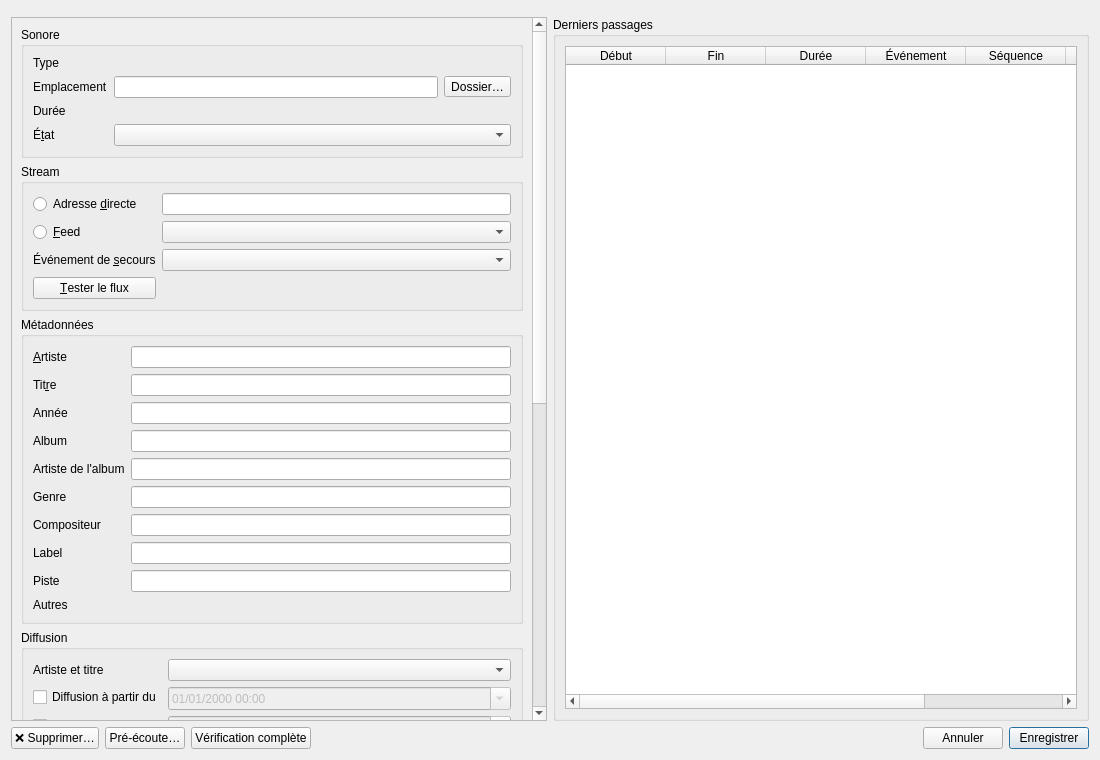
This is src/machincast/interface/ui/sound_card.ui in dascritch/machincast as Qt 5 draws it before an edit. The edited form follows.
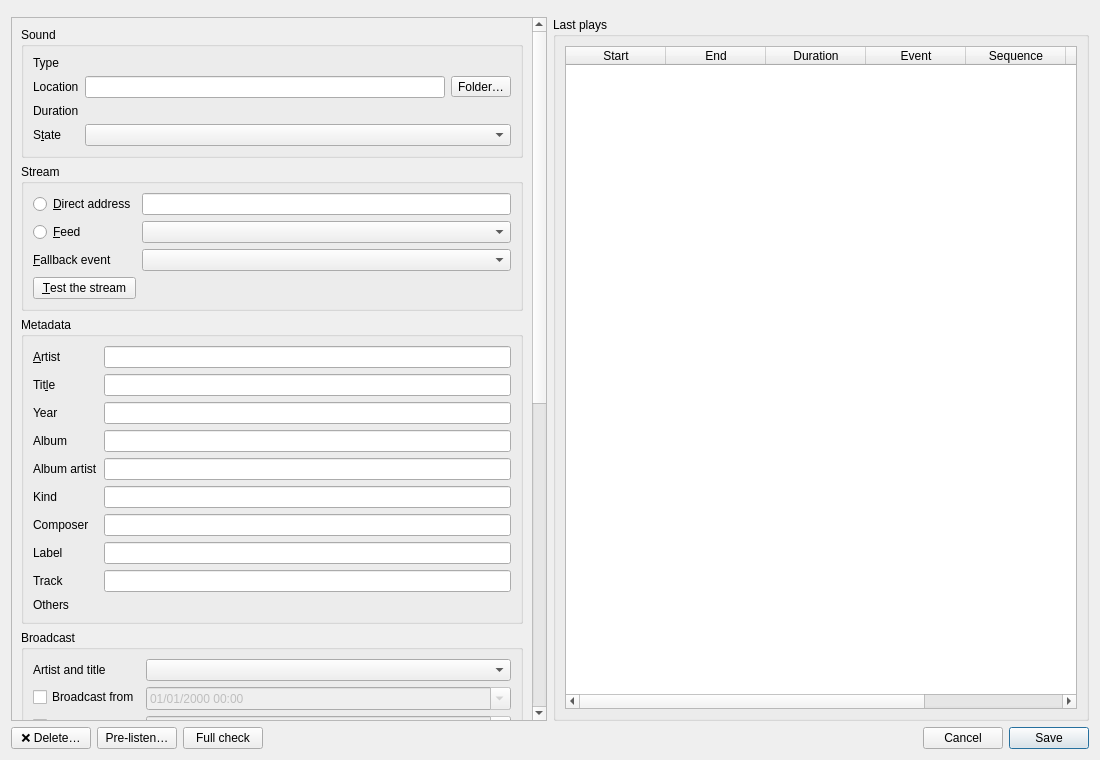
This is the edited form. Icons and pictures are not drawn. Custom widgets are drawn as their Qt base class.

The edit to the form file:
```diff
--- a/src/machincast/interface/ui/sound_card.ui
+++ b/src/machincast/interface/ui/sound_card.ui
@@ -14,7 +14,7 @@
    <item>
     <widget class="QWidget" name="timeline_place">
      <property name="toolTip">
-      <string>Le fichier tel que l'antenne le jouera, selon les réglages de la fiche, même pas encore enregistrés</string>
+      <string>The file as the on-air output will play it, according to the settings of the form, even not yet saved</string>
      </property>
     </widget>
    </item>
@@ -30,7 +30,7 @@
          <item>
           <widget class="QGroupBox" name="sound_group">
            <property name="title">
-            <string>Sonore</string>
+            <string>Sound</string>
            </property>
            <layout class="QFormLayout" name="sound_form">
             <item row="0" column="0">
@@ -46,7 +46,7 @@
             <item row="1" column="0">
              <widget class="QLabel" name="location_caption">
               <property name="text">
-               <string>Emplacement</string>
+               <string>Location</string>
               </property>
              </widget>
             </item>
@@ -62,10 +62,10 @@
               <item>
                <widget class="QToolButton" name="open_folder">
                 <property name="toolTip">
-                 <string>Ouvrir le dossier du fichier dans le navigateur de fichiers</string>
+                 <string>Open the folder of the file in the file browser</string>
                 </property>
                 <property name="text">
-                 <string>Dossier…</string>
+                 <string>Folder…</string>
                 </property>
                 <property name="icon">
                  <iconset theme="folder-open"/>
@@ -77,7 +77,7 @@
             <item row="2" column="0">
              <widget class="QLabel" name="duration_caption">
               <property name="text">
-               <string>Durée</string>
+               <string>Duration</string>
               </property>
              </widget>
             </item>
@@ -87,7 +87,7 @@
             <item row="3" column="0">
              <widget class="QLabel" name="state_caption">
               <property name="text">
-               <string>É&amp;tat</string>
+               <string>S&amp;tate</string>
               </property>
               <property name="buddy">
                <cstring>state</cstring>
@@ -109,7 +109,7 @@
             <item row="0" column="0">
              <widget class="QRadioButton" name="by_address">
               <property name="text">
-               <string>Adresse &amp;directe</string>
+               <string>&amp;Direct address</string>
               </property>
              </widget>
             </item>
@@ -129,7 +129,7 @@
             <item row="2" column="0">
              <widget class="QLabel" name="fallback_caption">
               <property name="text">
-               <string>Événement de &amp;secours</string>
+               <string>&amp;Fallback event</string>
               </property>
               <property name="buddy">
                <cstring>fallback</cstring>
@@ -142,7 +142,7 @@
             <item row="3" column="0">
              <widget class="QPushButton" name="test">
               <property name="text">
-               <string>&amp;Tester le flux</string>
+               <string>&amp;Test the stream</string>
               </property>
              </widget>
             </item>
@@ -159,13 +159,13 @@
          <item>
           <widget class="QGroupBox" name="metadata_group">
            <property name="title">
-            <string>Métadonnées</string>
+            <string>Metadata</string>
            </property>
            <layout class="QFormLayout" name="metadata_form">
             <item row="0" column="0">
              <widget class="QLabel" name="artist_caption">
               <property name="text">
-               <string>&amp;Artiste</string>
+               <string>&amp;Artist</string>
               </property>
               <property name="buddy">
                <cstring>artist</cstring>
@@ -182,7 +182,7 @@
             <item row="1" column="0">
              <widget class="QLabel" name="title_caption">
               <property name="text">
-               <string>Tit&amp;re</string>
+               <string>Tit&amp;le</string>
               </property>
               <property name="buddy">
                <cstring>title</cstring>
@@ -199,7 +199,7 @@
             <item row="2" column="0">
              <widget class="QLabel" name="year_caption">
               <property name="text">
-               <string>Année</string>
+               <string>Year</string>
               </property>
               <property name="buddy">
                <cstring>year</cstring>
@@ -233,7 +233,7 @@
             <item row="4" column="0">
              <widget class="QLabel" name="album_artist_caption">
               <property name="text">
-               <string>Artiste de l'album</string>
+               <string>Album artist</string>
               </property>
               <property name="buddy">
                <cstring>album_artist</cstring>
@@ -250,7 +250,7 @@
             <item row="5" column="0">
              <widget class="QLabel" name="category_caption">
               <property name="text">
-               <string>Genre</string>
+               <string comment="category">Kind</string>
               </property>
               <property name="buddy">
                <cstring>genre</cstring>
@@ -267,7 +267,7 @@
             <item row="6" column="0">
              <widget class="QLabel" name="composer_caption">
               <property name="text">
-               <string>Compositeur</string>
+               <string>Composer</string>
               </property>
               <property name="buddy">
                <cstring>composer</cstring>
@@ -301,7 +301,7 @@
             <item row="8" column="0">
              <widget class="QLabel" name="track_caption">
               <property name="text">
-               <string>Piste</string>
+               <string>Track</string>
               </property>
               <property name="buddy">
                <cstring>track</cstring>
@@ -318,7 +318,7 @@
             <item row="9" column="0">
              <widget class="QLabel" name="other_caption">
               <property name="text">
-               <string>Autres</string>
+               <string>Others</string>
               </property>
              </widget>
             </item>
@@ -335,13 +335,13 @@
          <item>
           <widget class="QGroupBox" name="broadcast_group">
            <property name="title">
-            <string>Diffusion</string>
+            <string>Broadcast</string>
            </property>
            <layout class="QFormLayout" name="broadcast_form">
             <item row="0" column="0">
              <widget class="QLabel" name="hiding_caption">
               <property name="text">
-               <string>Artiste et titre</string>
+               <string>Artist and title</string>
               </property>
               <property name="buddy">
                <cstring>hiding</cstring>
@@ -354,14 +354,14 @@
             <item row="1" column="0">
              <widget class="QCheckBox" name="has_start">
               <property name="text">
-               <string>Diffusion à partir du</string>
+               <string>Broadcast from</string>
               </property>
              </widget>
             </item>
             <item row="1" column="1">
              <widget class="QDateTimeEdit" name="broadcast_start">
               <property name="displayFormat">
-               <string>dd/MM/yyyy HH:mm</string>
+               <string notr="true">dd/MM/yyyy HH:mm</string>
               </property>
               <property name="calendarPopup">
                <bool>true</bool>
@@ -374,14 +374,14 @@
             <item row="2" column="0">
              <widget class="QCheckBox" name="has_end">
               <property name="text">
-               <string>Diffusion jusqu'au</string>
+               <string>Broadcast until</string>
               </property>
              </widget>
             </item>
             <item row="2" column="1">
              <widget class="QDateTimeEdit" name="broadcast_end">
               <property name="displayFormat">
-               <string>dd/MM/yyyy HH:mm</string>
+               <string notr="true">dd/MM/yyyy HH:mm</string>
               </property>
               <property name="calendarPopup">
                <bool>true</bool>
@@ -394,7 +394,7 @@
             <item row="3" column="0">
              <widget class="QLabel" name="playback_max_caption">
               <property name="text">
-               <string>Maximum de lectures</string>
+               <string>Maximum of plays</string>
               </property>
               <property name="buddy">
                <cstring>playback_max</cstring>
@@ -407,7 +407,7 @@
                <number>1000000</number>
               </property>
               <property name="specialValueText">
-               <string>illimité</string>
+               <string>unlimited</string>
               </property>
              </widget>
             </item>
@@ -417,26 +417,26 @@
          <item>
           <widget class="QGroupBox" name="silence_group">
            <property name="title">
-            <string>Enchainement</string>
+            <string>Transition</string>
            </property>
            <layout class="QFormLayout" name="silence_form">
             <item row="0" column="0" colspan="2">
              <widget class="QCheckBox" name="detection_silences">
               <property name="text">
-               <string>Jouer sans les silences détectés</string>
+               <string>Play without the detected silences</string>
               </property>
               <property name="toolTip">
-               <string>Coché, le sonore est joué de son début détecté à sa fin détectée, même hors d'une banque qui retire les silences.</string>
+               <string>Ticked, the sound is played from its detected start to its detected end, even outside a bank that removes the silences.</string>
               </property>
              </widget>
             </item>
             <item row="1" column="0">
              <widget class="QCheckBox" name="has_detected_start">
               <property name="text">
-               <string>Début détecté</string>
+               <string>Detected start</string>
               </property>
               <property name="toolTip">
-               <string>Silence au début du fichier, mesuré par l'audit complet. Décoché, aucun silence n'est détecté : le début n'est pas rogné.</string>
+               <string>Silence at the start of the file, measured by the full audit. Unticked, no silence is detected: the start is not trimmed.</string>
               </property>
              </widget>
             </item>
@@ -446,7 +446,7 @@
                <bool>false</bool>
               </property>
               <property name="suffix">
-               <string> s</string>
+               <string notr="true"> s</string>
               </property>
               <property name="decimals">
                <number>2</number>
@@ -462,10 +462,10 @@
             <item row="2" column="0">
              <widget class="QCheckBox" name="has_detected_end">
               <property name="text">
-               <string>Fin détectée</string>
+               <string>Detected end</string>
               </property>
               <property name="toolTip">
-               <string>Silence à la fin du fichier, compté depuis sa fin, mesuré par l'audit complet. Décoché, aucun silence n'est détecté : la fin n'est pas rognée.</string>
+               <string>Silence at the end of the file, counted from its end, measured by the full audit. Unticked, no silence is detected: the end is not trimmed.</string>
               </property>
              </widget>
             </item>
@@ -475,7 +475,7 @@
                <bool>false</bool>
               </property>
               <property name="suffix">
-               <string> s</string>
+               <string notr="true"> s</string>
               </property>
               <property name="decimals">
                <number>2</number>
@@ -492,10 +492,10 @@
             <item row="3" column="0">
              <widget class="QCheckBox" name="has_start_crossfade">
               <property name="text">
-               <string>Crossfade de début</string>
+               <string>Start crossfade</string>
               </property>
               <property name="toolTip">
-               <string>Décoché, le crossfade n'est pas paramétré : il vient de la banque, ou des préférences. 0 seconde en est un.</string>
+               <string>Unticked, the crossfade is not set: it comes from the bank, or from the preferences. 0 second is one.</string>
               </property>
              </widget>
             </item>
@@ -509,10 +509,10 @@
             <item row="4" column="0">
              <widget class="QCheckBox" name="has_end_crossfade">
               <property name="text">
-               <string>Crossfade de fin</string>
+               <string>End crossfade</string>
               </property>
               <property name="toolTip">
-               <string>Décoché, le crossfade n'est pas paramétré : il vient de la banque, ou des préférences. 0 seconde en est un.</string>
+               <string>Unticked, the crossfade is not set: it comes from the bank, or from the preferences. 0 second is one.</string>
               </property>
              </widget>
             </item>
@@ -535,7 +535,7 @@
             <item>
              <widget class="QTableWidget" name="relations">
               <property name="toolTip">
-               <string>Double-clic : ouvrir la fiche</string>
+               <string>Double-click: open the card</string>
               </property>
               <property name="editTriggers">
                <set>QAbstractItemView::EditTrigger::NoEditTriggers</set>
@@ -551,12 +551,12 @@
               </attribute>
               <column>
                <property name="text">
-                <string>Genre</string>
+                <string comment="category">Kind</string>
                </property>
               </column>
               <column>
                <property name="text">
-                <string>Nom</string>
+                <string>Name</string>
                </property>
               </column>
              </widget>
@@ -564,7 +564,7 @@
             <item>
              <widget class="QLabel" name="no_relation">
               <property name="text">
-               <string>Aucune séquence, banque ni événement ne cite ce sonore.</string>
+               <string>No sequence, bank or event mentions this sound.</string>
               </property>
              </widget>
             </item>
@@ -574,7 +574,7 @@
          <item>
           <widget class="QGroupBox" name="file_group">
            <property name="title">
-            <string>Fichier</string>
+            <string>File</string>
            </property>
            <layout class="QFormLayout" name="file_form">
             <item row="0" column="0">
@@ -594,7 +594,7 @@
             <item row="1" column="0">
              <widget class="QLabel" name="encoding_caption">
               <property name="text">
-               <string>Encodage moyen</string>
+               <string>Average encoding</string>
               </property>
              </widget>
             </item>
@@ -608,7 +608,7 @@
             <item row="2" column="0">
              <widget class="QLabel" name="size_caption">
               <property name="text">
-               <string>Taille</string>
+               <string>Size</string>
               </property>
              </widget>
             </item>
@@ -622,7 +622,7 @@
             <item row="3" column="0">
              <widget class="QLabel" name="created_caption_at">
               <property name="text">
-               <string>Créé le</string>
+               <string>Created on</string>
               </property>
              </widget>
             </item>
@@ -636,7 +636,7 @@
             <item row="4" column="0">
              <widget class="QLabel" name="modified_caption_at">
               <property name="text">
-               <string>Modifié le</string>
+               <string>Modified on</string>
               </property>
              </widget>
             </item>
@@ -650,7 +650,7 @@
             <item row="5" column="0">
              <widget class="QLabel" name="checked_caption_at">
               <property name="text">
-               <string>Dernière vérification complète</string>
+               <string>Last full check</string>
               </property>
              </widget>
             </item>
@@ -685,7 +685,7 @@
      <item>
       <widget class="QGroupBox" name="play_group">
        <property name="title">
-        <string>Derniers passages</string>
+        <string>Last plays</string>
        </property>
        <layout class="QVBoxLayout" name="play_layout">
         <item>
@@ -707,32 +707,32 @@
           </attribute>
           <column>
            <property name="text">
-            <string>Début</string>
+            <string>Start</string>
            </property>
           </column>
           <column>
            <property name="text">
-            <string>Fin</string>
+            <string>End</string>
            </property>
           </column>
           <column>
            <property name="text">
-            <string>Durée</string>
+            <string>Duration</string>
            </property>
           </column>
           <column>
            <property name="text">
-            <string>Événement</string>
+            <string>Event</string>
            </property>
           </column>
           <column>
            <property name="text">
-            <string>Séquence</string>
+            <string>Sequence</string>
            </property>
           </column>
           <column>
            <property name="text">
-            <string>Banque</string>
+            <string>Bank</string>
            </property>
           </column>
           <column>
@@ -752,30 +752,30 @@
      <item>
       <widget class="QPushButton" name="delete">
        <property name="text">
-        <string>❌ Supprimer…</string>
+        <string>❌ Delete…</string>
        </property>
        <property name="toolTip">
-        <string>Supprime l'élément de la base, après confirmation ; aucun fichier n'est touché.</string>
+        <string>Deletes the element from the database, after confirmation; no file is touched.</string>
        </property>
       </widget>
      </item>
      <item>
       <widget class="QPushButton" name="preview">
        <property name="toolTip">
-        <string>Écouter le sonore sur la sortie de pré-écoute, jamais sur l'antenne</string>
+        <string>Listen to the sound on the pre-listen output, never on air</string>
        </property>
        <property name="text">
-        <string>Pré-écoute…</string>
+        <string>Pre-listen…</string>
        </property>
       </widget>
      </item>
      <item>
       <widget class="QPushButton" name="check">
        <property name="toolTip">
-        <string>Décoder le fichier en entier et mesurer ses silences, comme l'audit complet de Machin indexer, pour ce seul sonore</string>
+        <string>Decode the whole file and measure its silences, like the full audit of Machin indexer, for this sound only</string>
        </property>
        <property name="text">
-        <string>Vérification complète</string>
+        <string>Full check</string>
        </property>
       </widget>
      </item>
@@ -789,14 +789,14 @@
      <item>
       <widget class="QPushButton" name="cancel">
        <property name="text">
-        <string>Annuler</string>
+        <string>Cancel</string>
        </property>
       </widget>
      </item>
      <item>
       <widget class="QPushButton" name="save">
        <property name="text">
-        <string>Enregistrer</string>
+        <string>Save</string>
        </property>
        <property name="default">
         <bool>true</bool>
```
